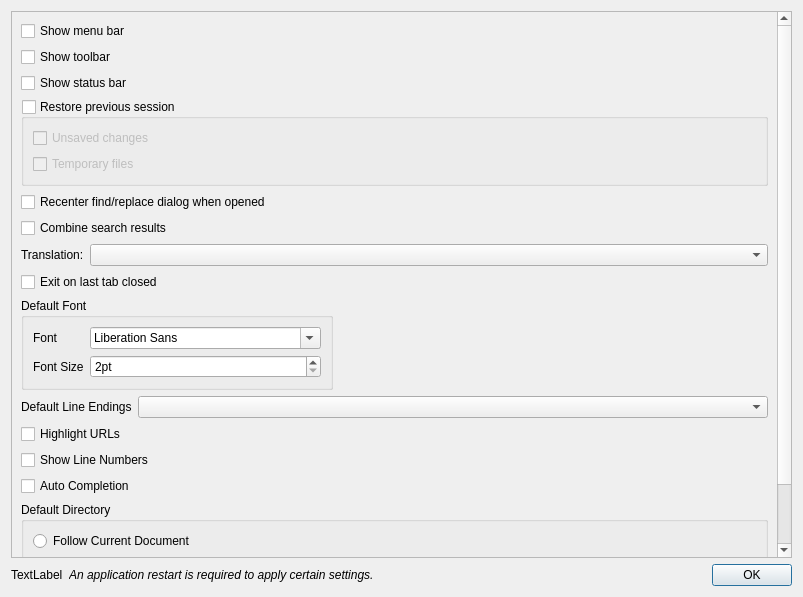
Before: the Qt Designer form src/dialogs/PreferencesDialog.ui in dail8859/NotepadNext, drawn with Qt 5.
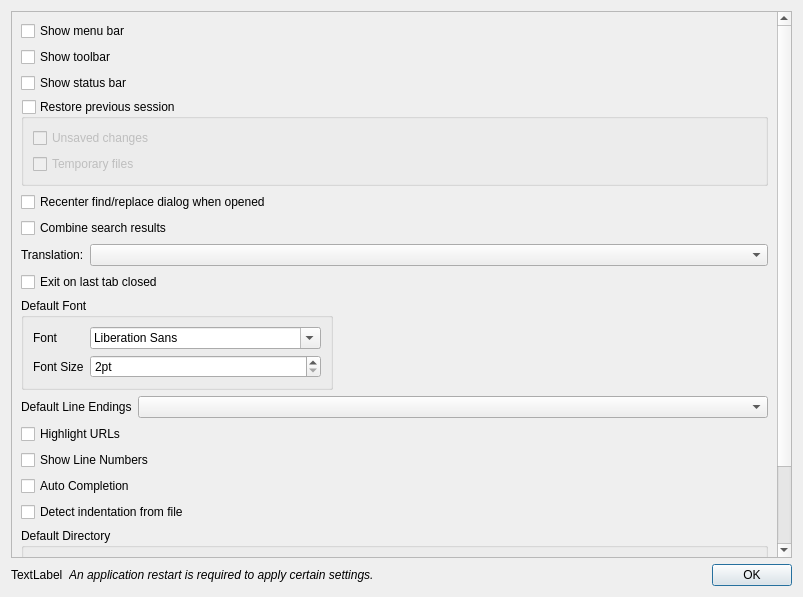
After: the same form once the commit is applied.

Commit message: Detect the indentation of opened files

Patch:
```diff
--- a/src/dialogs/PreferencesDialog.ui
+++ b/src/dialogs/PreferencesDialog.ui
@@ -215,6 +215,13 @@
          </property>
         </widget>
        </item>
+       <item>
+        <widget class="QCheckBox" name="checkBoxDetectIndentation">
+         <property name="text">
+          <string>Detect indentation from file</string>
+         </property>
+        </widget>
+       </item>
        <item>
         <widget class="QGroupBox" name="groupBox_2">
          <property name="title">
```
The commit also changes 8 other files.
